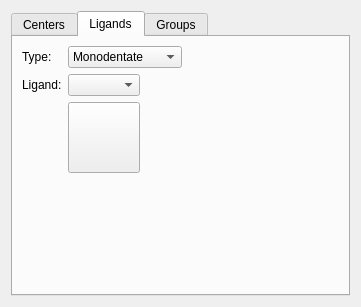
OpenChemistry/avogadrolibs, file avogadro/qtplugins/templatetool/templatetoolwidget.ui: the form before one commit.
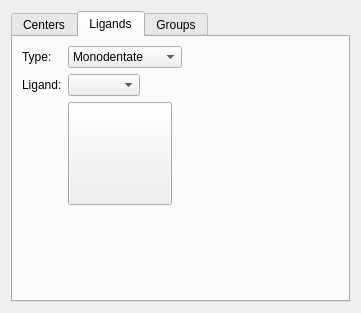
The form after the commit. The open tabs and pages were chosen to show the change.

Commit message: Increase the size of the ligand and functional group preview

```diff
--- a/avogadro/qtplugins/templatetool/templatetoolwidget.ui
+++ b/avogadro/qtplugins/templatetool/templatetoolwidget.ui
@@ -7,7 +7,7 @@
     <x>0</x>
     <y>0</y>
     <width>361</width>
-    <height>305</height>
+    <height>313</height>
    </rect>
   </property>
   <property name="sizePolicy">
@@ -414,8 +414,8 @@
            </property>
            <property name="iconSize">
             <size>
-             <width>64</width>
-             <height>64</height>
+             <width>96</width>
+             <height>96</height>
             </size>
            </property>
           </widget>
```
Left out of the diff: 6 changed lines with no effect on the pictures.
